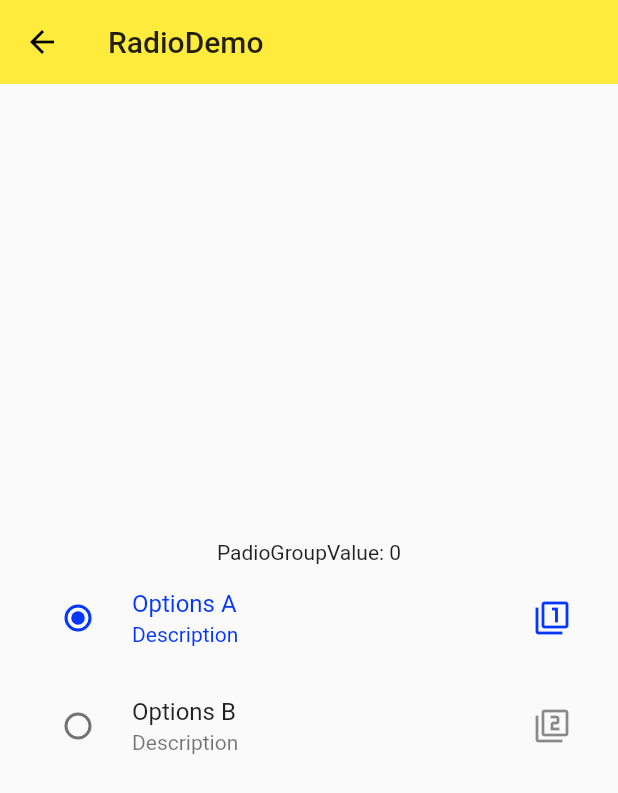
After one commit to yefengming/yefengming_flutter, a Flutter app: the screen it shows after launch, after a tap on "Radio", on a phone screen of 412 x 824 dp. The commit adds this screen. Shown: the top 793 px of the screen. Run offline on Flutter 3.47's test engine with Material 2 defaults, Android fonts, the phone set to English and light mode, and no system bars.

Commit message:
复选框/选择器

```diff
--- a/lib/demo/form_demo.dart
+++ b/lib/demo/form_demo.dart
@@ -4,6 +4,10 @@ class FormDemo extends StatelessWidget {
   @override
   Widget build(BuildContext context) {
     return Scaffold(
+      appBar: AppBar(
+        title: Text('FormDemo'),
+        elevation: 0.0,
+      ),
 //      body: ThemeDemo(), //用的颜色是主题颜色
       body: Theme(
 //        data: ThemeData(  //重新设置颜色,替代之前的所有主题颜色
--- a/lib/demo/meterial_components.dart
+++ b/lib/demo/meterial_components.dart
@@ -2,6 +2,12 @@ import 'package:flutter/material.dart';
 import './button_demo.dart';
 import './floating_action_button_demo.dart';
 import './popup_menu_button_demo.dart';
+import './form_demo.dart';
+import './checkbox_demo.dart';
+import './radio_demo.dart';
+import './switch_demo.dart';
+import './slider_demo.dart';
+import './datetime_demo.dart';
 
 class MeterialComponents extends StatelessWidget {
   @override
@@ -13,6 +19,30 @@ class MeterialComponents extends StatelessWidget {
       ),
       body: ListView(
         children: <Widget>[
+          ListItem(
+            title: 'Datetime',
+            page: DateTimeDemo(), //日期
+          ),
+          ListItem(
+            title: 'Slider',
+            page: SliderDemo(), //开关
+          ),
+          ListItem(
+            title: 'Switch',
+            page: SwitchDemo(), //开关
+          ),
+          ListItem(
+            title: 'Radio',
+            page: RadioDemo(), //单选按钮
+          ),
+          ListItem(
+            title: 'Checkbox',
+            page: CheckboxDemo(), //复选框
+          ),
+          ListItem(
+            title: 'Form',
+            page: FormDemo(), //表单
+          ),
           ListItem(
             title: 'PopupMenuButton',
             page: PopupMenuButtonDemo(), //弹出式菜单按钮
--- /dev/null
+++ b/lib/demo/radio_demo.dart
@@ -0,0 +1,70 @@
+import 'package:flutter/material.dart';
+
+class RadioDemo extends StatefulWidget {
+  @override
+  _RadioDemoState createState() => _RadioDemoState();
+}
+
+class _RadioDemoState extends State<RadioDemo> {
+  int _radioGroupA = 0;
+
+  void _handleRadioValueChanged(int value) {
+    setState(() {
+      _radioGroupA = value;
+    });
+  }
+
+  @override
+  Widget build(BuildContext context) {
+    return Scaffold(
+      appBar: AppBar(
+        title: Text('RadioDemo'),
+        elevation: 0.0,
+      ),
+      body: Container(
+        padding: EdgeInsets.all(16.0),
+        child: Column(
+          mainAxisAlignment: MainAxisAlignment.center,
+          children: <Widget>[
+            Text('PadioGroupValue: $_radioGroupA'),
+            RadioListTile(
+              value: 0,
+              groupValue: _radioGroupA,
+              onChanged: _handleRadioValueChanged,
+              title: Text('Options A'),
+              subtitle: Text('Description'),
+              secondary: Icon(Icons.filter_1),
+              selected: _radioGroupA == 0, //是否让文字和图标激活
+            ),
+            RadioListTile(
+              value: 1,
+              groupValue: _radioGroupA,
+              onChanged: _handleRadioValueChanged,
+              title: Text('Options B'),
+              subtitle: Text('Description'),
+              secondary: Icon(Icons.filter_2),
+              selected: _radioGroupA == 1, //是否让文字和图标激活
+            ),
+            Row(
+              mainAxisAlignment: MainAxisAlignment.center,
+              children: <Widget>[
+//                Radio( //单选按钮
+//                  value: 0,
+//                  groupValue: _radioGroupA,
+//                  onChanged: _handleRadioValueChanged,
+//                  activeColor: Colors.black,
+//                ),
+//                Radio(
+//                  value: 1,
+//                  groupValue: _radioGroupA,
+//                  onChanged: _handleRadioValueChanged,
+//                  activeColor: Colors.black,
+//                ),
+              ],
+            ),
+          ],
+        ),
+      ),
+    );
+  }
+}
--- a/pubspec.yaml
+++ b/pubspec.yaml
@@ -19,6 +19,7 @@ environment:
 dependencies:
   flutter:
     sdk: flutter
+  intl: 0.15.7  //安装第三方包，flutter packages get
 
   # The following adds the Cupertino Icons font to your application.
   # Use with the CupertinoIcons class for iOS style icons.
```
Also changed, not shown: lib/demo/checkbox_demo.dart (added, +54 -0 lines), lib/demo/datetime_demo.dart (added, +82 -0 lines), lib/demo/slider_demo.dart (added, +48 -0 lines), lib/demo/switch_demo.dart (added, +54 -0 lines), pubspec.lock.
